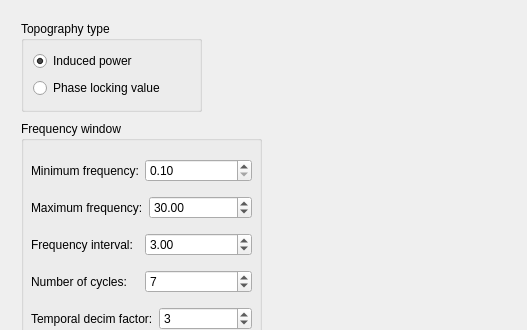
This is hoksotin/ui/qt4Designer/TFRtopology.ui in cibr-jyu/meggie as Qt 5 draws it before an edit; both pictures show x 0 to 527 and y 0 to 330 of the 527 by 611 pixel window. The edited form follows.
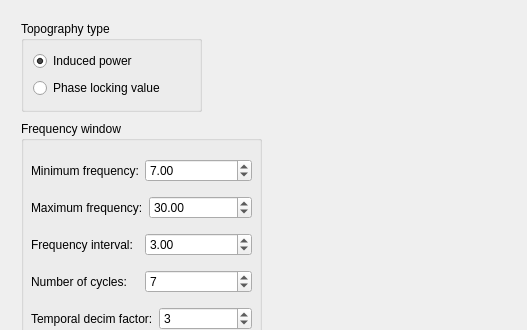
This is the edited form.

Commit message: Kommentteja ja korjauksia.

Diff of the .ui file:
```diff
--- a/hoksotin/ui/qt4Designer/TFRtopology.ui
+++ b/hoksotin/ui/qt4Designer/TFRtopology.ui
@@ -90,6 +90,9 @@
              <property name="maximum">
               <double>200.000000000000000</double>
              </property>
+             <property name="value">
+              <double>7.000000000000000</double>
+             </property>
             </widget>
            </item>
           </layout>
```
Left out of the diff: 2 changed lines with no effect on the pictures. The commit also changes 2 other files.
